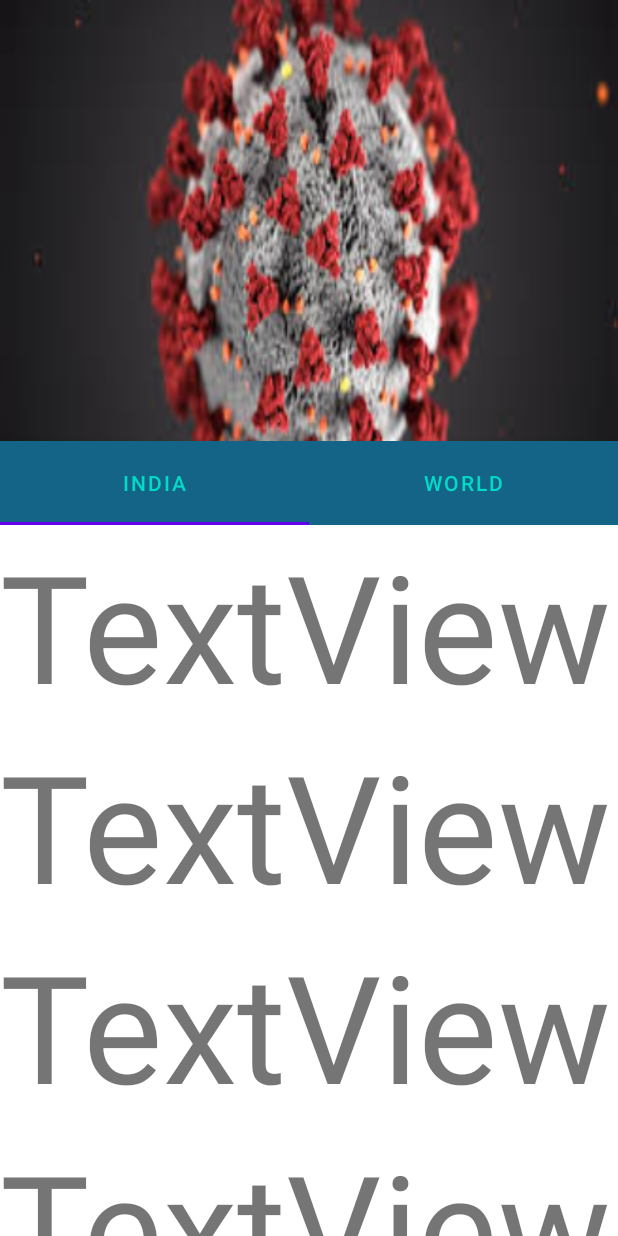
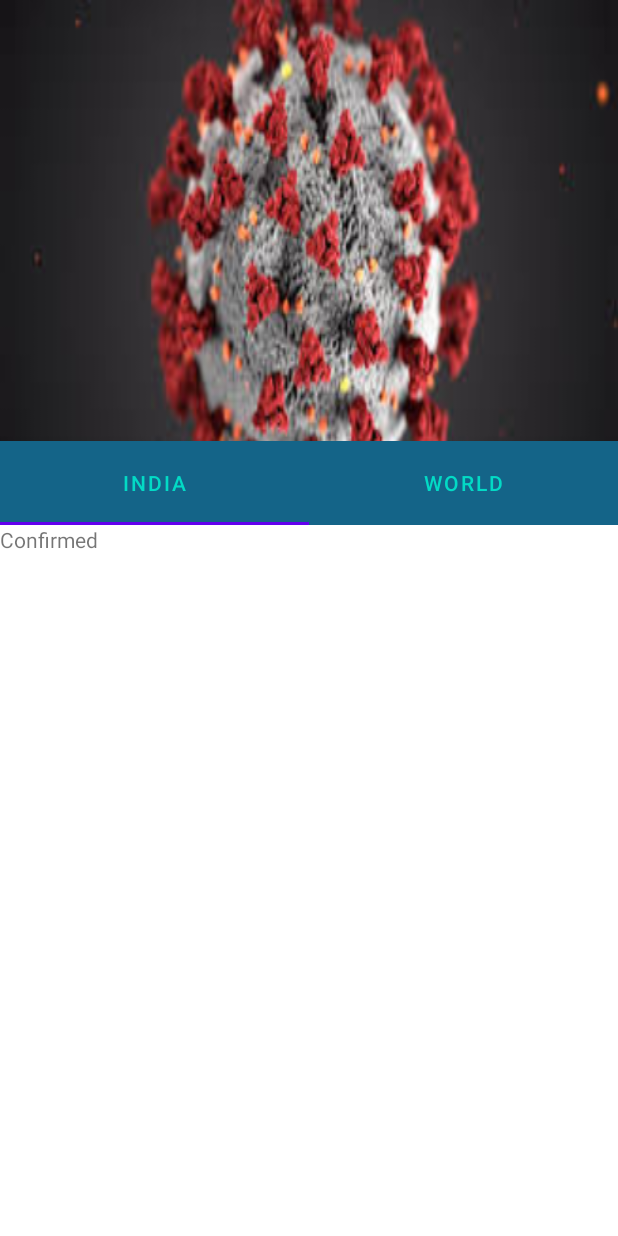
Before and after one commit to Bisht13/COVID-19-India, an Android app: the screen it shows after launch (MainActivity), on a phone screen of 412 x 824 dp. Run offline under Robolectric (Android 15) with nearby library versions, the phone set to English and light mode, and no system bars; our stand-ins replace Volley; network calls fail.

Commit message:
Connecting API(India)

```diff
--- a/app/build.gradle
+++ b/app/build.gradle
@@ -34,5 +34,7 @@ dependencies {
     implementation 'com.google.android.material:material:1.0.0'
     //Palette
     implementation 'androidx.palette:palette:1.0.0'
+    //Volley
+    implementation 'com.android.volley:volley:1.1.1'
 
 }
--- a/app/src/main/java/com/adityabisht/covid_19india/FetchData.java
+++ /dev/null
@@ -1,58 +0,0 @@
-package com.adityabisht.covid_19india;
-
-import android.os.AsyncTask;
-
-import org.json.JSONArray;
-import org.json.JSONException;
-import org.json.JSONObject;
-
-import java.io.BufferedReader;
-import java.io.IOException;
-import java.io.InputStream;
-import java.io.InputStreamReader;
-import java.net.HttpURLConnection;
-import java.net.MalformedURLException;
-import java.net.URL;
-
-public class FetchData extends AsyncTask<Void,Void,Void> {
-
-    String data = "";
-
-    @Override
-    protected Void doInBackground(Void... voids) {
-
-        try {
-            URL url = new URL("https://api.covid19india.org/data.json");
-
-            HttpURLConnection connection = (HttpURLConnection) url.openConnection();
-
-            InputStream inputStream = connection.getInputStream();
-
-            BufferedReader bufferedReader = new BufferedReader(new InputStreamReader(inputStream));
-
-            String line = "";
-            while (line != null){
-                data += line;
-                line = bufferedReader.readLine();
-            }
-
-            JSONArray JA = new JSONArray(data);
-            for (int i=0;i<JA.length();i++){
-                JSONObject JO = (JSONObject) JA.get(i);
-            }
-        } catch (MalformedURLException e) {
-            e.printStackTrace();
-        } catch (IOException e) {
-            e.printStackTrace();
-        } catch (JSONException e) {
-            e.printStackTrace();
-        }
-
-        return null;
-    }
-    @Override
-    protected void onPostExecute(Void aVoid) {
-        super.onPostExecute(aVoid);
-        //MainActivity.text.setText(data);
-    }
-}
--- a/app/src/main/java/com/adityabisht/covid_19india/FragmentDataIndia.java
+++ b/app/src/main/java/com/adityabisht/covid_19india/FragmentDataIndia.java
@@ -1,13 +1,25 @@
 package com.adityabisht.covid_19india;
 
 import android.os.Bundle;
+import android.util.Log;
 import android.view.LayoutInflater;
 import android.view.View;
 import android.view.ViewGroup;
+import android.widget.TextView;
 
 import androidx.annotation.NonNull;
 import androidx.annotation.Nullable;
 import androidx.fragment.app.Fragment;
+
+import com.android.volley.Request;
+import com.android.volley.RequestQueue;
+import com.android.volley.Response;
+import com.android.volley.VolleyError;
+import com.android.volley.toolbox.JsonObjectRequest;
+import com.android.volley.toolbox.Volley;
+
+import org.json.JSONException;
+import org.json.JSONObject;
 
 public class FragmentDataIndia extends Fragment {
     View view;
@@ -18,6 +30,36 @@ public class FragmentDataIndia extends Fragment {
     @Override
     public View onCreateView(@NonNull LayoutInflater inflater, @Nullable ViewGroup container, @Nullable Bundle savedInstanceState) {
         view = inflater.inflate(R.layout.data_india,container,false);
+        final TextView test = view.findViewById(R.id.test);
+
+        RequestQueue requestQueue;
+        requestQueue = Volley.newRequestQueue(getActivity().getApplicationContext());
+
+        JsonObjectRequest jsonObjectRequest = new JsonObjectRequest(Request.Method.GET,
+                "https://api.covid19india.org/data.json", null, new Response.Listener<JSONObject>() {
+            @Override
+            public void onResponse(JSONObject response) {
+
+                try {
+                    String testData = response.getJSONArray("statewise").getJSONObject(0).getString("active");
+                    test.setText(testData);
+                } catch (JSONException e) {
+                    e.printStackTrace();
+                }
+
+            }
+
+
+        }, new Response.ErrorListener() {
+            @Override
+            public void onErrorResponse(VolleyError error) {
+                Log.d("myapp", "Something went wrong");
+
+            }
+        });
+
+        requestQueue.add(jsonObjectRequest);
+
         return view;
     }
 }
--- a/app/src/main/java/com/adityabisht/covid_19india/MainActivity.java
+++ b/app/src/main/java/com/adityabisht/covid_19india/MainActivity.java
@@ -11,11 +11,10 @@ import androidx.viewpager.widget.ViewPager;
 import com.google.android.material.appbar.AppBarLayout;
 import com.google.android.material.tabs.TabLayout;
 
-import java.util.Objects;
 
 public class MainActivity extends AppCompatActivity {
 
-    public static TextView text;
+    public static TextView test;
     private TabLayout tabLayout;
     private AppBarLayout appBarLayout;
     private ViewPager viewPager;
@@ -30,10 +29,6 @@ public class MainActivity extends AppCompatActivity {
         setSupportActionBar(toolbar);
         Objects.requireNonNull(getSupportActionBar()).setDisplayHomeAsUpEnabled(true);*/
 
-        FetchData fetchData = new FetchData();
-        fetchData.execute();
-
-         text = findViewById(R.id.text);
 
         //TabLayout
          tabLayout = findViewById(R.id.tabs);
@@ -46,7 +41,6 @@ public class MainActivity extends AppCompatActivity {
          viewPager.setAdapter(adapter);
          tabLayout.setupWithViewPager(viewPager);
 
-
     }
 
 }
--- a/app/src/main/res/layout/data_india.xml
+++ b/app/src/main/res/layout/data_india.xml
@@ -10,52 +10,19 @@
         <RelativeLayout
             android:layout_width="match_parent"
             android:layout_height="match_parent">
-            <TextView
-                android:id="@+id/textView"
-                android:layout_width="wrap_content"
-                android:layout_height="wrap_content"
-                android:text="TextView"
-                android:textSize="100sp" />
-
-            <TextView
-                android:id="@+id/textView1"
-                android:layout_width="wrap_content"
-                android:layout_height="wrap_content"
-                android:layout_below="@id/textView"
-                android:text="TextView"
-                android:textSize="100sp" />
-
-            <TextView
-                android:id="@+id/textView2"
-                android:layout_width="wrap_content"
-                android:layout_height="wrap_content"
-                android:layout_below="@id/textView1"
-                android:text="TextView"
-                android:textSize="100sp" />
-
-            <TextView
-                android:id="@+id/textView3"
-                android:layout_width="wrap_content"
-                android:layout_height="wrap_content"
-                android:layout_below="@id/textView2"
-                android:text="TextView"
-                android:textSize="100sp" />
-
-            <TextView
-                android:id="@+id/textView4"
-                android:layout_width="wrap_content"
-                android:layout_height="wrap_content"
-                android:layout_below="@id/textView3"
-                android:text="TextView"
-                android:textSize="100sp" />
-
-            <TextView
-                android:id="@+id/textView5"
-                android:layout_width="wrap_content"
-                android:layout_height="wrap_content"
-                android:layout_below="@id/textView4"
-                android:text="TextView"
-                android:textSize="100sp" />
+           <TableLayout
+               android:layout_width="match_parent"
+               android:layout_height="wrap_content"
+               android:id="@+id/tableIndia">
+               <TableRow>
+                   <TextView
+                       android:layout_width="wrap_content"
+                       android:layout_height="wrap_content"
+                       android:layout_gravity="center"
+                       android:text="Confirmed"
+                       android:id="@+id/test"/>
+               </TableRow>
+           </TableLayout>
         </RelativeLayout>
     </androidx.core.widget.NestedScrollView>
 
```
